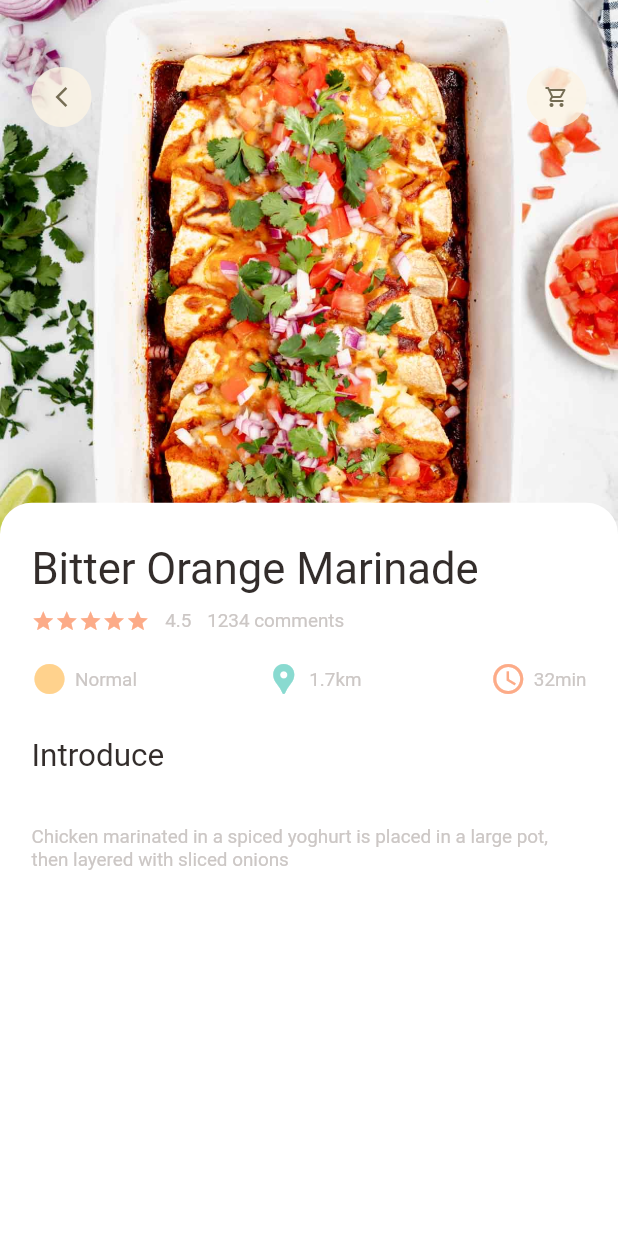
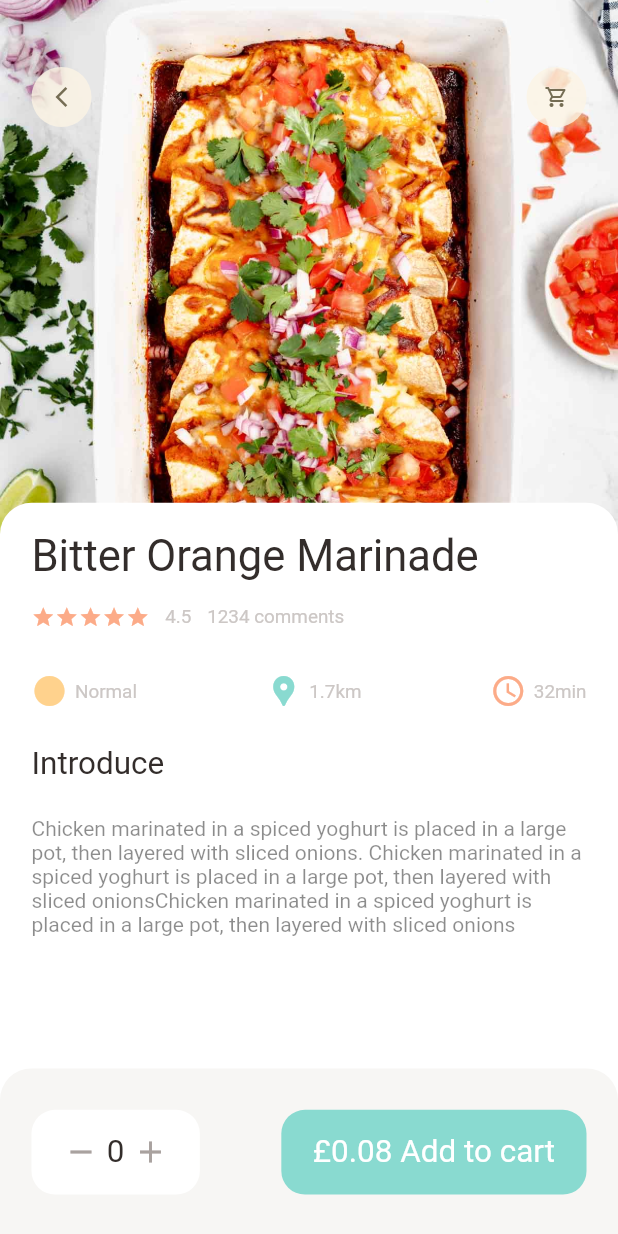
Before and after one commit to zulayqoh/Food-Delivery-App, a Flutter app: the screen it shows after launch, on a phone screen of 412 x 824 dp. Run offline on Flutter 3.47's test engine with Material 2 defaults, Android fonts, the phone set to English and light mode, and no system bars; our stand-ins replace get, smooth_page_indicator.

Commit message:
Created the navigation bar of the scalfold

```diff
--- a/lib/pages/food/popular_food_detail.dart
+++ b/lib/pages/food/popular_food_detail.dart
@@ -24,7 +24,10 @@ class PopularFoodDetailPage extends StatelessWidget {
                     fit: BoxFit.cover)),
           ),
           Container(
-            margin: EdgeInsets.only(left: Dimensions.width15, top: Dimensions.height40, right: Dimensions.width15),
+            margin: EdgeInsets.only(
+                left: Dimensions.width15,
+                top: Dimensions.height40,
+                right: Dimensions.width15),
             child: Row(
               mainAxisAlignment: MainAxisAlignment.spaceBetween,
               children: [
@@ -47,25 +50,28 @@ class PopularFoodDetailPage extends StatelessWidget {
           Align(
             alignment: Alignment.bottomCenter,
             child: Container(
-              padding: EdgeInsets.symmetric(horizontal: Dimensions.width20, vertical: Dimensions.height20),
+              padding: EdgeInsets.symmetric(
+                  horizontal: Dimensions.width20,
+                  vertical: Dimensions.height20),
               height: Dimensions.height440,
               decoration: BoxDecoration(
-                  borderRadius: BorderRadius.vertical(top: Radius.circular(Dimensions.height20)),
+                  borderRadius: BorderRadius.vertical(
+                      top: Radius.circular(Dimensions.height20)),
                   color: Colors.white),
               child: Column(
                 crossAxisAlignment: CrossAxisAlignment.start,
                 children: [
                   SizedBox(
                     height: Dimensions.height100,
-                    child: FoodDetailColumn(icon: Icons.star, iconColor: AppColor.iconColor2),
+                    child: FoodDetailColumn(
+                        icon: Icons.star, iconColor: AppColor.iconColor2),
                   ),
                   SizedBox(height: Dimensions.height20),
                   BigAppText(text: 'Introduce'),
                   SizedBox(height: Dimensions.height30),
                   SmallAppText(
                       text:
-                      'Chicken marinated in a spiced yoghurt is placed in a large pot, then layered with sliced onions')
-
+                          'Chicken marinated in a spiced yoghurt is placed in a large pot, then layered with sliced onions')
                 ],
               ),
             ),
@@ -76,7 +82,6 @@ class PopularFoodDetailPage extends StatelessWidget {
   }
 }
 
-
 /// Use of Stack widget with Positioned widget for positioning it's children
 
 class PopularFoodDetails extends StatelessWidget {
@@ -85,6 +90,7 @@ class PopularFoodDetails extends StatelessWidget {
   @override
   Widget build(BuildContext context) {
     return Scaffold(
+      backgroundColor: Colors.white,
       body: Stack(
         children: [
           Positioned(
@@ -92,7 +98,7 @@ class PopularFoodDetails extends StatelessWidget {
             right: 0,
             top: 0,
             child: Container(
-              height: Dimensions.popularDetailContainer+Dimensions.height20,
+              height: Dimensions.popularDetailContainer + Dimensions.height20,
               decoration: const BoxDecoration(
                 image: DecorationImage(
                     image: AssetImage('assets/images/foo.jpg'),
@@ -123,7 +129,10 @@ class PopularFoodDetails extends StatelessWidget {
             top: Dimensions.popularDetailContainer,
             bottom: 0,
             child: Container(
-              padding: EdgeInsets.symmetric(horizontal: Dimensions.width20, vertical: Dimensions.height20),
+              padding: EdgeInsets.only(
+                  left: Dimensions.width20,
+                  right: Dimensions.width20,
+                  top: Dimensions.height10),
               decoration: BoxDecoration(
                   color: Colors.white,
                   borderRadius: BorderRadius.vertical(
@@ -133,21 +142,69 @@ class PopularFoodDetails extends StatelessWidget {
                 crossAxisAlignment: CrossAxisAlignment.start,
                 children: [
                   SizedBox(
-                    height: Dimensions.height100,
-                    child: FoodDetailColumn(bigFontSize: Dimensions.font26,icon: Icons.star, iconColor: AppColor.iconColor2),
+                    height: Dimensions.height120,
+                    child: FoodDetailColumn(
+                        bigFontSize: Dimensions.font26,
+                        icon: Icons.star,
+                        iconColor: AppColor.iconColor2),
                   ),
+                  SizedBox(height: Dimensions.height15),
+                  BigAppText(text: 'Introduce'),
                   SizedBox(height: Dimensions.height20),
-                  BigAppText(text: 'Introduce'),
-                  SizedBox(height: Dimensions.height30),
-                  SmallAppText(
-                      text:
-                      'Chicken marinated in a spiced yoghurt is placed in a large pot, then layered with sliced onions')
+                  Text(
+                    'Chicken marinated in a spiced yoghurt is placed in a large pot, then layered with sliced onions. Chicken marinated in a spiced yoghurt is placed in a large pot, then layered with sliced onionsChicken marinated in a spiced yoghurt is placed in a large pot, then layered with sliced onions',
+                    style: TextStyle(color: Colors.black45),
+                  ),
+                  SizedBox(height: 0),
                 ],
               ),
             ),
           ), // Positioned(child: child)
         ],
       ),
+      bottomNavigationBar: Container(
+        height: Dimensions.height100,
+        decoration: BoxDecoration(
+          color: AppColor.buttonBackgroundColor,
+          borderRadius:
+              BorderRadius.vertical(top: Radius.circular(Dimensions.width20)),
+        ),
+        child: Row(
+          mainAxisAlignment: MainAxisAlignment.spaceBetween,
+          children: [
+            Container(
+              margin: EdgeInsets.symmetric(horizontal: Dimensions.width20),
+              padding: EdgeInsets.symmetric(
+                  vertical: Dimensions.width15, horizontal: Dimensions.width20),
+              decoration: BoxDecoration(
+                  borderRadius: BorderRadius.circular(Dimensions.width15),
+                  color: Colors.white),
+              child: Row(
+                children: [
+                  Icon(Icons.remove, color: AppColor.signColor),
+                  SizedBox(width: Dimensions.width5),
+                  BigAppText(text: '0'),
+                  SizedBox(width: Dimensions.width5),
+                  Icon(Icons.add, color: AppColor.signColor),
+                ],
+              ),
+            ),
+            Container(
+              margin: EdgeInsets.symmetric(horizontal: Dimensions.width20),
+              padding: EdgeInsets.symmetric(
+                  vertical: Dimensions.width15, horizontal: Dimensions.width20),
+              decoration: BoxDecoration(
+                color: AppColor.mainColor,
+                borderRadius: BorderRadius.circular(Dimensions.width15),
+              ),
+              child: BigAppText(
+                text: '£0.08 Add to cart',
+                color: Colors.white,
+              ),
+            ),
+          ],
+        ),
+      ),
     );
   }
 }
--- a/lib/utils/dimensions.dart
+++ b/lib/utils/dimensions.dart
@@ -24,6 +24,7 @@ class Dimensions {
   static double height30 = screenHeight/24.58; /// 30
   static double height40 = screenHeight/18.436; /// 40
   static double height100 = screenHeight/7.374; /// 100
+  static double height120 = screenHeight/6.145; /// 120
   static double height140 = screenHeight/5.268; /// 140
   static double height350 = screenHeight/2.107; /// 350
   static double height440 = screenHeight/1.676; /// 440
```
